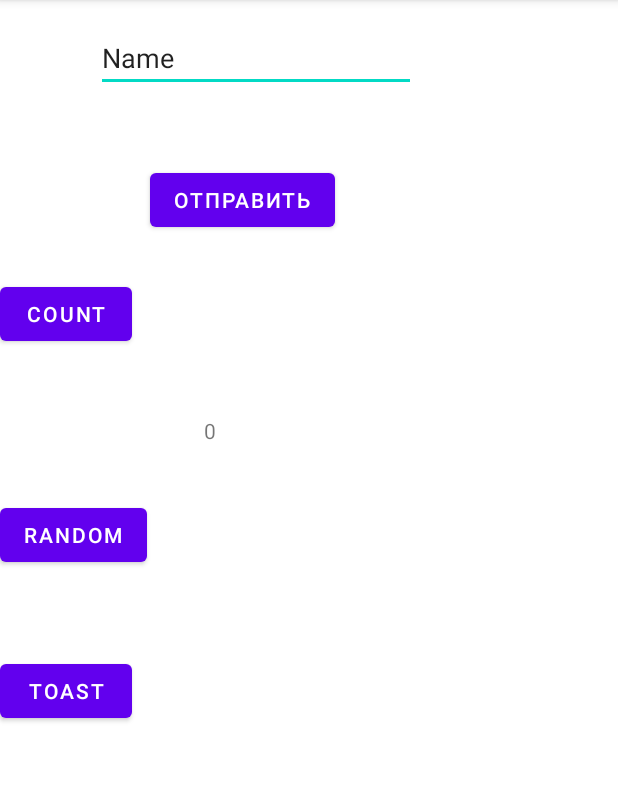
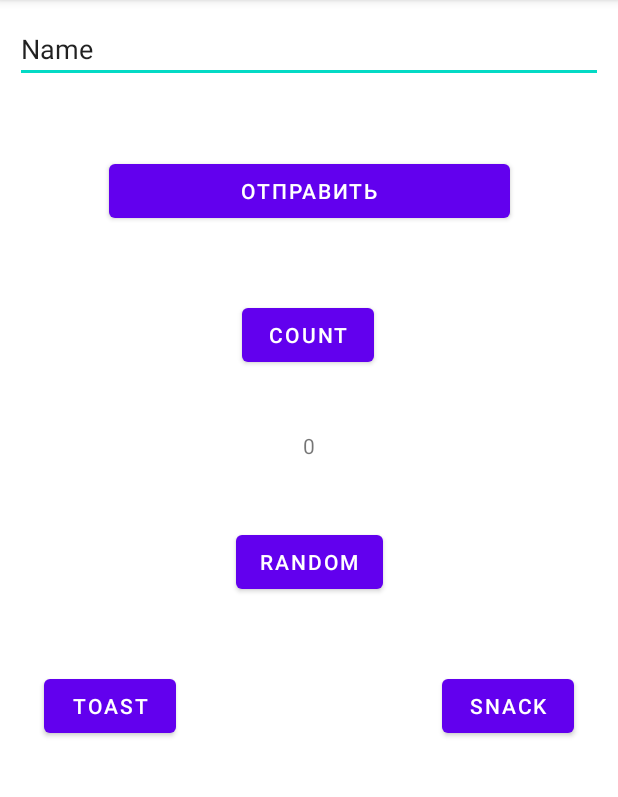
Before and after one commit to ComAz007/AndroidExperiment, an Android app: the screen it shows after launch (MainActivity), on a phone screen of 412 x 824 dp, the part 84-881 px from its top. Run offline under Robolectric (Android 15) with nearby library versions, the phone set to English and light mode, and no system bars.

Commit message:
New Return 10_01_2021 Snack is work

```diff
--- a/app/build.gradle
+++ b/app/build.gradle
@@ -37,6 +37,7 @@ dependencies {
     implementation 'androidx.appcompat:appcompat:1.2.0'
     implementation 'com.google.android.material:material:1.3.0'
     implementation 'androidx.constraintlayout:constraintlayout:2.0.4'
+    implementation 'com.android.support:design:28.0.0'
     testImplementation 'junit:junit:4.+'
     androidTestImplementation 'androidx.test.ext:junit:1.1.2'
     androidTestImplementation 'androidx.test.espresso:espresso-core:3.3.0'
--- a/app/src/main/java/com/example/firstapp/MainActivity.kt
+++ b/app/src/main/java/com/example/firstapp/MainActivity.kt
@@ -9,6 +9,7 @@ import android.widget.Button
 import android.widget.EditText
 import android.widget.TextView
 import android.widget.Toast
+import com.google.android.material.snackbar.Snackbar
 
 class MainActivity : AppCompatActivity() {
     private val inputText:EditText by lazy { findViewById(R.id.inputText) }
@@ -62,4 +63,14 @@ class MainActivity : AppCompatActivity() {
 
         //}
     }
+
+    fun OnСlickSnack(view: View)
+    {
+        val mySnack = Snackbar.make(view, "Пора покормить кота Snack'ом", Snackbar.LENGTH_LONG)
+        mySnack.show()
+        //with(myToast) {
+        //setGravity(Gravity.CENTER, 0, 0)
+
+        //}
+    }
 }
--- a/app/src/main/res/layout/activity_main.xml
+++ b/app/src/main/res/layout/activity_main.xml
@@ -8,64 +8,84 @@
 
     <Button
         android:id="@+id/sendMessage"
-        android:layout_width="0dp"
+        android:layout_width="267dp"
         android:layout_height="48dp"
-        android:layout_marginStart="100dp"
         android:layout_marginTop="48dp"
         android:text="Отправить"
+        app:layout_constraintEnd_toEndOf="parent"
         app:layout_constraintStart_toStartOf="parent"
         app:layout_constraintTop_toBottomOf="@+id/inputText" />
+
+    <Button
+        android:id="@+id/btnCount"
+        android:layout_width="wrap_content"
+        android:layout_height="48dp"
+        android:layout_marginTop="48dp"
+        android:onClick="OnСlickCount"
+        android:text="Count"
+        app:layout_constraintEnd_toEndOf="parent"
+        app:layout_constraintHorizontal_bias="0.498"
+        app:layout_constraintStart_toStartOf="parent"
+        app:layout_constraintTop_toBottomOf="@+id/sendMessage" />
+
+    <Button
+        android:id="@+id/button2"
+        android:layout_width="wrap_content"
+        android:layout_height="wrap_content"
+        android:layout_marginStart="148dp"
+        android:layout_marginTop="48dp"
+        android:onClick="OnСlickSnack"
+        android:text="Snack"
+        app:layout_constraintEnd_toEndOf="parent"
+        app:layout_constraintHorizontal_bias="0.5"
+        app:layout_constraintStart_toEndOf="@+id/button"
+        app:layout_constraintTop_toBottomOf="@+id/btnRandom" />
+
+    <Button
+        android:id="@+id/button"
+        android:layout_width="wrap_content"
+        android:layout_height="wrap_content"
+        android:layout_marginTop="48dp"
+        android:onClick="OnСlickToastMe"
+        android:text="Toast"
+        app:layout_constraintEnd_toStartOf="@+id/button2"
+        app:layout_constraintHorizontal_bias="0.5"
+        app:layout_constraintStart_toStartOf="parent"
+        app:layout_constraintTop_toBottomOf="@+id/btnRandom" />
+
+    <TextView
+        android:id="@+id/getText"
+        android:layout_width="wrap_content"
+        android:layout_height="wrap_content"
+        android:layout_marginTop="40dp"
+        android:text="0"
+        app:layout_constraintEnd_toEndOf="parent"
+        app:layout_constraintStart_toStartOf="parent"
+        app:layout_constraintTop_toBottomOf="@id/btnCount" />
+
+    <Button
+        android:id="@+id/btnRandom"
+        android:layout_width="wrap_content"
+        android:layout_height="wrap_content"
+        android:layout_marginTop="44dp"
+        android:onClick="randomMe"
+        android:text="Random"
+        app:layout_constraintEnd_toEndOf="parent"
+        app:layout_constraintStart_toStartOf="parent"
+        app:layout_constraintTop_toBottomOf="@+id/getText" />
 
     <EditText
         android:id="@+id/inputText"
         android:layout_width="0dp"
         android:layout_height="wrap_content"
-        android:layout_marginStart="64dp"
+        android:layout_margin="10dp"
+        android:layout_marginLeft="5dp"
         android:layout_marginTop="16dp"
         android:ems="10"
         android:inputType="textPersonName"
         android:text="Name"
+        app:layout_constraintEnd_toEndOf="parent"
         app:layout_constraintStart_toStartOf="parent"
         app:layout_constraintTop_toTopOf="parent" />
 
-    <TextView
-        android:id="@+id/getText"
-        android:layout_width="wrap_content"
-        android:layout_height="wrap_content"
-        android:layout_marginStart="136dp"
-        android:layout_marginTop="44dp"
-        android:text="0"
-        app:layout_constraintStart_toStartOf="parent"
-        app:layout_constraintTop_toBottomOf="@id/btnCount" />
-
-    <Button
-        android:id="@+id/btnCount"
-        android:layout_width="wrap_content"
-        android:layout_height="48dp"
-        android:layout_marginTop="28dp"
-        android:onClick="OnСlickCount"
-        android:text="Count"
-        app:layout_constraintTop_toBottomOf="@+id/sendMessage"
-        tools:layout_editor_absoluteX="116dp" />
-
-    <Button
-        android:id="@+id/btnRandom"
-        android:layout_width="wrap_content"
-        android:layout_height="wrap_content"
-        android:layout_marginTop="36dp"
-        android:onClick="randomMe"
-        android:text="Random"
-        app:layout_constraintTop_toBottomOf="@+id/getText"
-        tools:layout_editor_absoluteX="114dp" />
-
-    <Button
-        android:id="@+id/button"
-        android:layout_width="wrap_content"
-        android:layout_height="wrap_content"
-        android:layout_marginTop="56dp"
-        android:text="Toast"
-        android:onClick="OnСlickToastMe"
-        app:layout_constraintTop_toBottomOf="@+id/btnRandom"
-        tools:layout_editor_absoluteX="116dp" />
-
 </androidx.constraintlayout.widget.ConstraintLayout>
```
